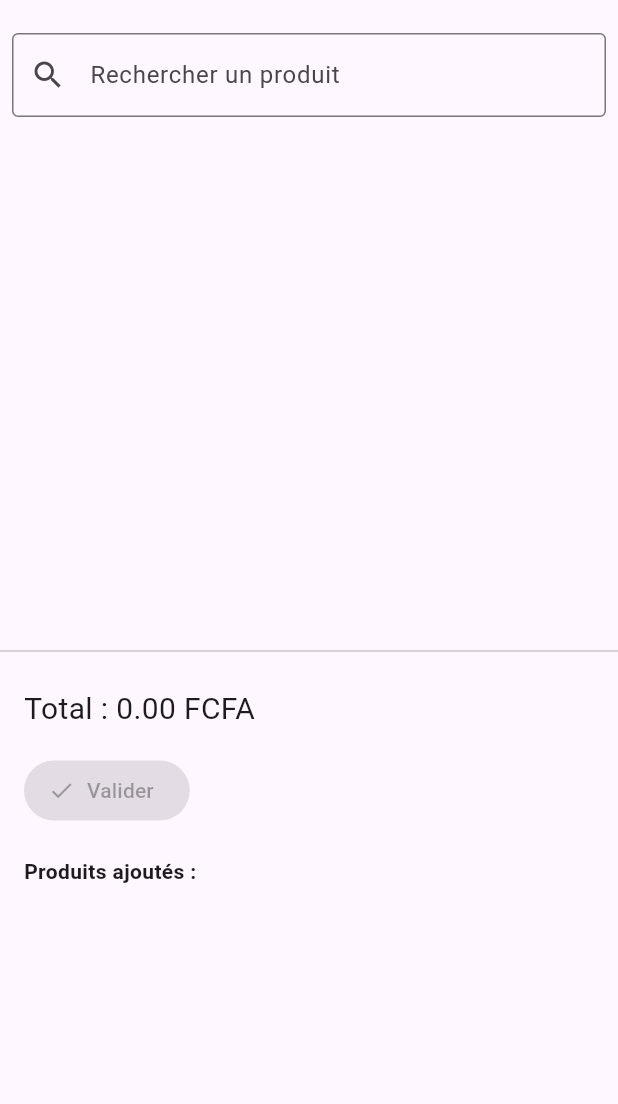
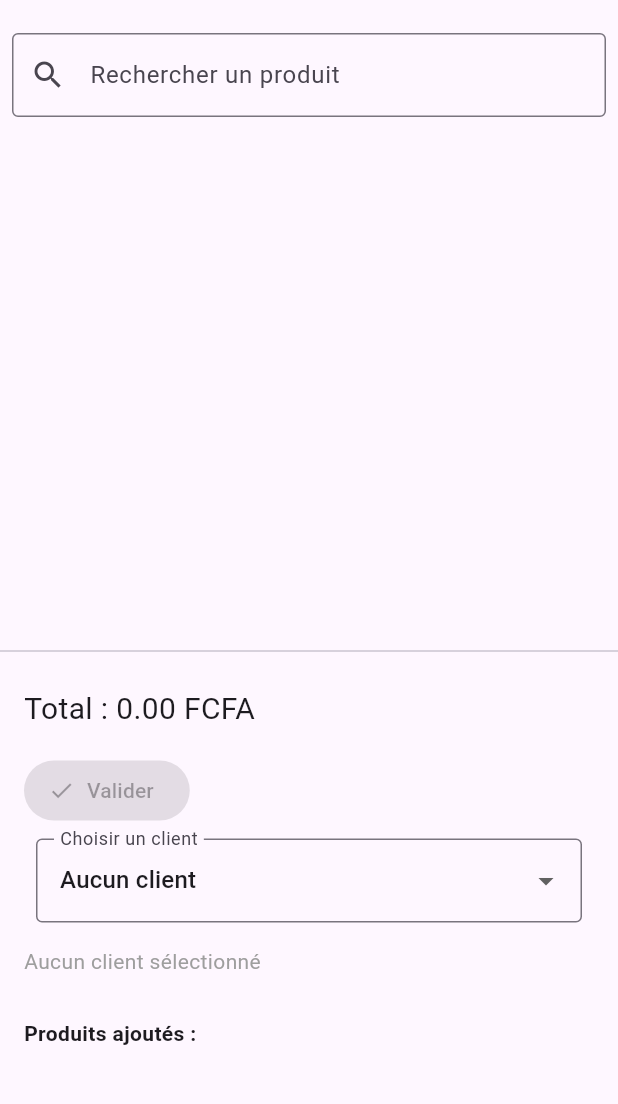
Before and after one commit to papis301/samacaisseflutter, a Flutter app: the CashierScreen screen opened directly with empty values, on a phone screen of 412 x 824 dp, the part 63-1167 px from its top. Run offline on Flutter 3.47's test engine with Material 3 defaults, Android fonts, the phone set to English and light mode, and no system bars; our stand-ins replace sqflite; accounts and stored records are empty.

Commit message:
ajout des clients ok dans une vente

```diff
--- a/lib/db/sales_db_helper.dart
+++ b/lib/db/sales_db_helper.dart
@@ -11,7 +11,7 @@ class SalesDatabaseHelper {
 
   Future<Database> get database async {
     if (_database != null) return _database!;
-    final path = join(await getDatabasesPath(), 'sales.db');
+    final path = join(await getDatabasesPath(), 'sale.db');
 
     _database = await openDatabase(
       path,
@@ -21,6 +21,7 @@ class SalesDatabaseHelper {
           CREATE TABLE sales (
             id INTEGER PRIMARY KEY AUTOINCREMENT,
             user TEXT,
+            client_name TEXT, -- nullable
             total REAL,
             date TEXT
           )
@@ -43,6 +44,7 @@ class SalesDatabaseHelper {
 
   Future<int> insertSale({
     required String user,
+    String? clientName,
     required double total,
     required String date,
     required List<Map<String, dynamic>> items,
@@ -51,6 +53,7 @@ class SalesDatabaseHelper {
 
     final saleId = await db.insert('sales', {
       'user': user,
+      'client_name': clientName,
       'total': total,
       'date': date,
     });
--- a/lib/screens/cashier_screen.dart
+++ b/lib/screens/cashier_screen.dart
@@ -2,13 +2,13 @@ import 'package:flutter/material.dart';
 import 'package:samacaisse/screens/vente_recap_screen.dart';
 import '../db/sales_db_helper.dart';
 import '../db/user_db_helper.dart';
+import '../models/client_model.dart';
 import '../models/product_model.dart';
 import '../db/product_db_helper.dart';
 import '../models/user_model.dart';
 
 class CashierScreen extends StatefulWidget {
   final UserModel user;
-
 
   const CashierScreen({super.key, required this.user});
 
@@ -19,15 +19,26 @@ class CashierScreen extends StatefulWidget {
 class _CashierScreenState extends State<CashierScreen> {
   final db = ProductDatabaseHelper();
 
-
   String searchText = '';
+  String? selectedClientId;
   List<ProductModel> products = [];
   Map<int, int> panier = {}; // productId -> quantity
+  ClientModel? selectedClient;
+  List<ClientModel> clients = [];
+
+  Future<void> loadClients() async {
+    final db = UserDBHelper();
+    final result = await db.getAllClients();
+    setState(() {
+      clients = result;
+    });
+  }
 
   @override
   void initState() {
     super.initState();
     loadProducts();
+    loadClients();
   }
 
   Widget _buildSearchField() {
@@ -83,6 +94,47 @@ class _CashierScreenState extends State<CashierScreen> {
               label: const Text("Valider"),
               onPressed: panier.isNotEmpty ? validerVente : null,
             ),
+            Padding(
+              padding: const EdgeInsets.all(8.0),
+              child: Flexible(
+                child: DropdownButtonFormField<ClientModel?>(
+                  isExpanded: true,
+                  decoration: const InputDecoration(
+                    labelText: "Choisir un client",
+                    border: OutlineInputBorder(),
+                  ),
+                  value: selectedClient,
+                  items: [
+                    const DropdownMenuItem<ClientModel?>(
+                      value: null,
+                      child: Text("Aucun client"),
+                    ),
+                    ...clients.map((client) {
+                      return DropdownMenuItem<ClientModel?>(
+                        value: client,
+                        child: Text("${client.name} (${client.phone})"),
+                      );
+                    }).toList(),
+                  ],
+                  onChanged: (ClientModel? newValue) {
+                    setState(() {
+                      selectedClient = newValue;
+                    });
+                  },
+                ),
+              ),
+
+            ),
+            if (selectedClient == null)
+              const Padding(
+                padding: EdgeInsets.symmetric(vertical: 8),
+                child: Text("Aucun client sélectionné", style: TextStyle(color: Colors.grey)),
+              )
+            else
+              Padding(
+                padding: const EdgeInsets.symmetric(vertical: 8),
+                child: Text("Client sélectionné : \${selectedClient!.name}", style: const TextStyle(fontWeight: FontWeight.w500)),
+              ),
             const SizedBox(height: 20),
             const Text("Produits ajoutés :", style: TextStyle(fontWeight: FontWeight.bold)),
             const SizedBox(height: 10),
@@ -165,16 +217,13 @@ class _CashierScreenState extends State<CashierScreen> {
       if (product.quantity < quantityVendue) {
         success = false;
         ScaffoldMessenger.of(context).showSnackBar(
-          SnackBar(content: Text("Stock insuffisant pour ${product.name}")),
+          SnackBar(content: Text("Stock insuffisant pour \${product.name}")),
         );
         break;
       }
 
-      // Stocker les items vendus pour la fiche
       venteItems.add({'product': product, 'qty': quantityVendue});
 
-
-      // Mise à jour du stock
       final updatedProduct = ProductModel(
         id: product.id,
         name: product.name,
@@ -191,11 +240,12 @@ class _CashierScreenState extends State<CashierScreen> {
       final saleDB = SalesDatabaseHelper();
       await saleDB.insertSale(
         user: widget.user.username,
+        clientName: selectedClient?.name,
         total: total,
         date: now.toIso8601String(),
         items: venteItems,
       );
-      // Aller vers l’écran de fiche de vente
+
       Navigator.push(
         context,
         MaterialPageRoute(
@@ -204,6 +254,7 @@ class _CashierScreenState extends State<CashierScreen> {
             venteItems: venteItems,
             total: totalVente,
             date: now,
+            clientName: selectedClient?.name ?? '',
           ),
         ),
       );
@@ -215,15 +266,13 @@ class _CashierScreenState extends State<CashierScreen> {
     }
   }
 
-
-
   void addToCart(ProductModel product) async {
     final controller = TextEditingController(text: "1");
 
     await showDialog(
       context: context,
       builder: (_) => AlertDialog(
-        title: Text("Ajouter ${product.name}"),
+        title: Text("Ajouter \${product.name}"),
         content: TextField(
           controller: controller,
           decoration: const InputDecoration(labelText: "Quantité"),
@@ -265,9 +314,8 @@ class _CashierScreenState extends State<CashierScreen> {
     final userDb = UserDBHelper();
     await userDb.updateUser(updatedUser);
 
-    Navigator.pushReplacementNamed(context, '/login'); // ou LoginScreen()
+    Navigator.pushReplacementNamed(context, '/login');
   }
-
 
   @override
   Widget build(BuildContext context) {
@@ -303,7 +351,7 @@ class _CashierScreenState extends State<CashierScreen> {
           const VerticalDivider(width: 1),
           Expanded(
             flex: 1,
-            child: _buildCartSummary(), // 👈 total + valider
+            child: _buildCartSummary(),
           ),
         ],
       )
@@ -315,8 +363,6 @@ class _CashierScreenState extends State<CashierScreen> {
           _buildCartSummary(),
         ],
       ),
-
-
     );
   }
 }
--- a/lib/screens/vente_recap_screen.dart
+++ b/lib/screens/vente_recap_screen.dart
@@ -7,6 +7,7 @@ class VenteRecapScreen extends StatelessWidget {
   final List<Map<String, dynamic>> venteItems; // contient product + qty
   final double total;
   final DateTime date;
+  final String? clientName;
 
   const VenteRecapScreen({
     super.key,
@@ -14,6 +15,7 @@ class VenteRecapScreen extends StatelessWidget {
     required this.venteItems,
     required this.total,
     required this.date,
+    this.clientName,
   });
 
   @override
@@ -27,6 +29,10 @@ class VenteRecapScreen extends StatelessWidget {
           children: [
             Text("Employé : ${user.username}", style: const TextStyle(fontSize: 18)),
             Text("Date : ${date.day}/${date.month}/${date.year} ${date.hour}:${date.minute.toString().padLeft(2, '0')}"),
+            const SizedBox(height: 20),
+            if (clientName != null && clientName!.isNotEmpty)
+              Text("Client : $clientName", style: const TextStyle(fontSize: 16)),
+
             const SizedBox(height: 20),
             const Text("Produits vendus :", style: TextStyle(fontSize: 16, fontWeight: FontWeight.bold)),
             const SizedBox(height: 10),
```
